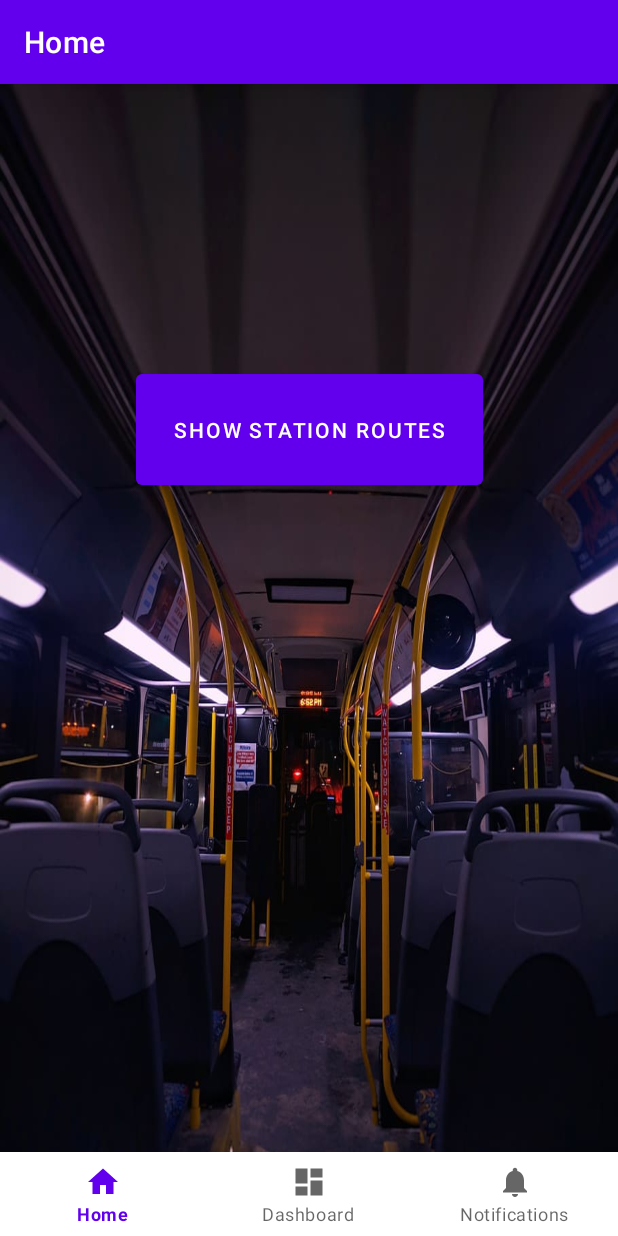
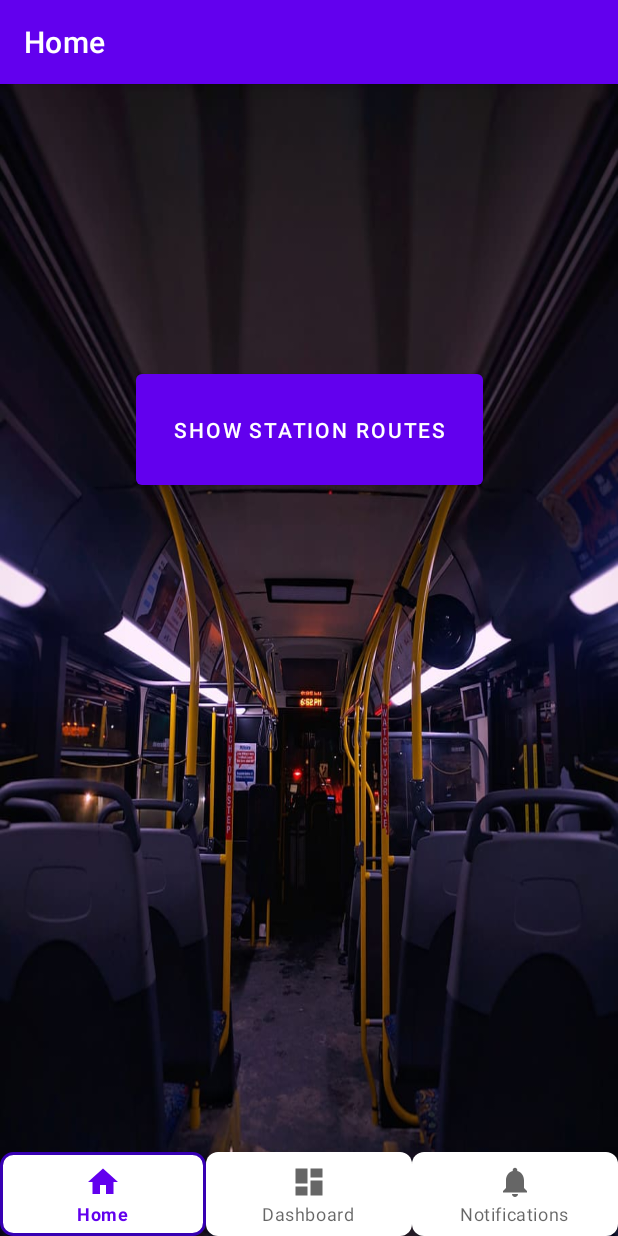
Before and after one commit to EdrinM/bustirana, an Android app: the screen it shows after launch (MainActivity), on a phone screen of 412 x 824 dp. Run offline under Robolectric (Android 15) with nearby library versions, the phone set to English and light mode, and no system bars; our stand-ins replace navigation-ui.

Commit message:
Added rounded buttons

```diff
--- /dev/null
+++ b/app/src/main/res/drawable/custom_nav_item_background.xml
@@ -0,0 +1,8 @@
+<?xml version="1.0" encoding="utf-8"?>
+<!-- res/drawable/custom_nav_item_background.xml -->
+<selector xmlns:android="http://schemas.android.com/apk/res/android">
+    <!-- Normal state -->
+    <item android:drawable="@drawable/rounded_square" android:state_checked="false" />
+    <!-- Selected state -->
+    <item android:drawable="@drawable/rounded_square_selected" android:state_checked="true" />
+</selector>
--- /dev/null
+++ b/app/src/main/res/drawable/rounded_square.xml
@@ -0,0 +1,9 @@
+<?xml version="1.0" encoding="utf-8"?>
+<!-- res/drawable/rounded_square_selected.xml -->
+<shape xmlns:android="http://schemas.android.com/apk/res/android"
+    android:shape="rectangle" >
+
+    <solid android:color="#FFFFFF" />
+    <corners android:radius="8dp" />
+    <size android:width="30dp" android:height="40dp" />
+</shape>
--- /dev/null
+++ b/app/src/main/res/drawable/rounded_square_selected.xml
@@ -0,0 +1,8 @@
+<?xml version="1.0" encoding="utf-8"?>
+<!-- res/drawable/rounded_square.xml -->
+<shape xmlns:android="http://schemas.android.com/apk/res/android"
+    android:shape="rectangle">
+    <solid android:color="#FFFFFF" />
+    <stroke android:color="@color/purple_700" android:width="2dp"/>
+    <corners android:radius="8dp" />
+</shape>
--- a/app/src/main/res/layout/activity_main.xml
+++ b/app/src/main/res/layout/activity_main.xml
@@ -11,11 +11,15 @@
         android:layout_height="wrap_content"
         android:layout_marginStart="0dp"
         android:layout_marginEnd="0dp"
-        android:background="?android:attr/windowBackground"
+        android:layout_marginTop="-8dp"
+        android:layout_marginBottom="0dp"
+        android:background="#00FFFFFF"
         app:layout_constraintBottom_toBottomOf="parent"
         app:layout_constraintLeft_toLeftOf="parent"
         app:layout_constraintRight_toRightOf="parent"
-        app:menu="@menu/bottom_nav_menu" />
+        app:itemBackground="@drawable/custom_nav_item_background"
+        app:menu="@menu/bottom_nav_menu"
+    />
 
     <fragment
         android:id="@+id/nav_host_fragment_activity_main"
--- a/app/src/main/res/values/colors.xml
+++ b/app/src/main/res/values/colors.xml
@@ -7,4 +7,7 @@
     <color name="teal_700">#FF018786</color>
     <color name="black">#FF000000</color>
     <color name="white">#FFFFFFFF</color>
+    <color name="your_unselected_color">#808080</color>
+    <color name="your_selected_color">#FF5722</color>
+
 </resources>
```
